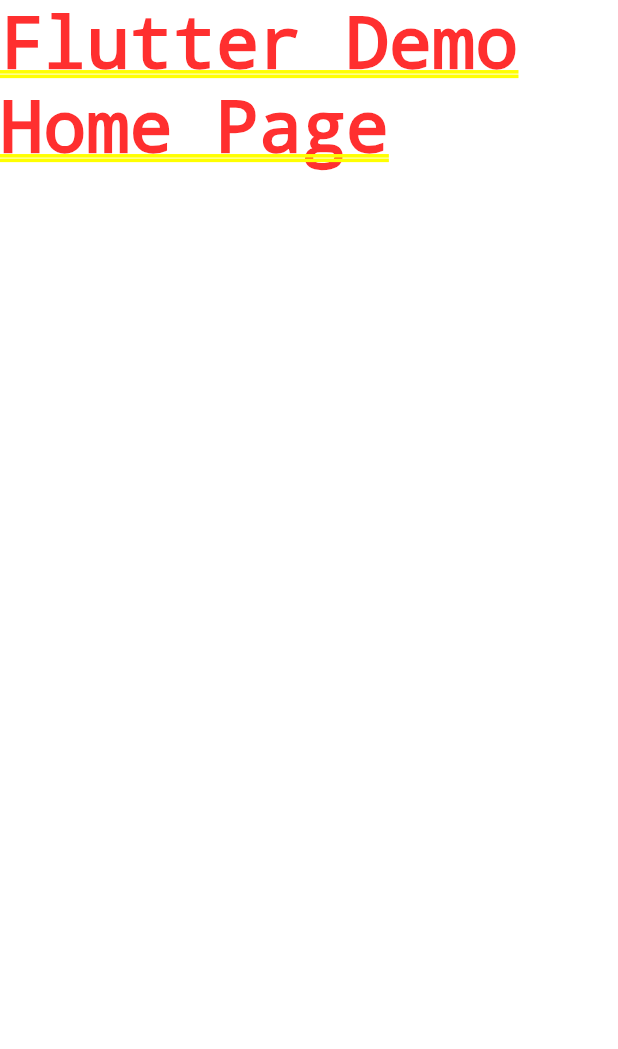
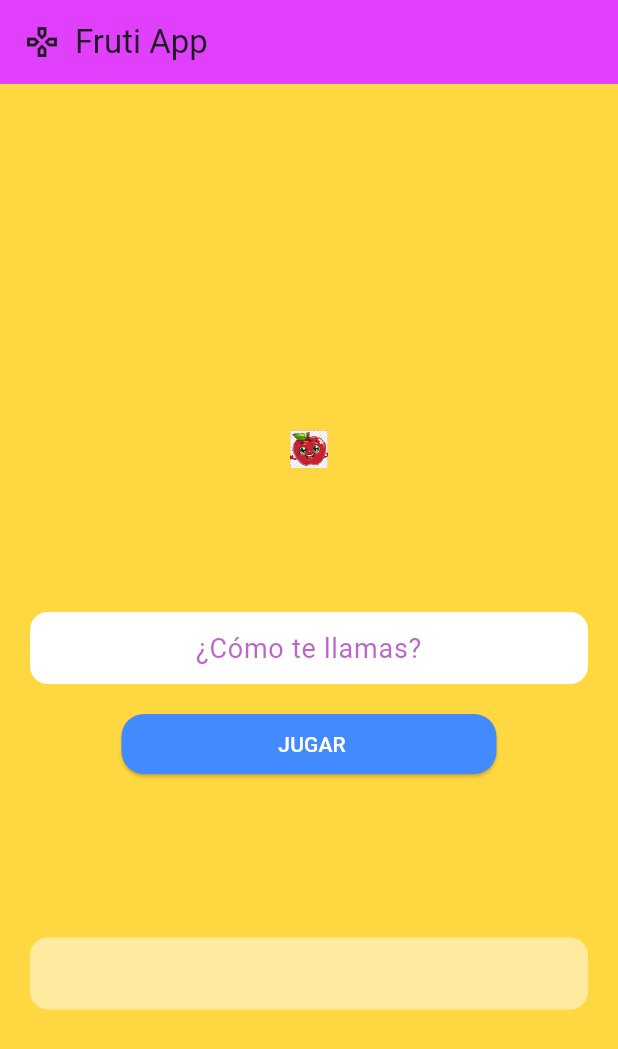
Before and after one commit to GrullonDev/FrutiApp, a Flutter app: the screen it shows after launch, on a phone screen of 412 x 824 dp. Shown: the top 1049 px of the screen. Run offline on Flutter 3.47's test engine with Material 3 defaults, Android fonts, the phone set to English and light mode, and no system bars; our stand-ins replace flutter_svg.

Commit message:
Improvements to the app home screen

```diff
--- a/lib/app.dart
+++ b/lib/app.dart
@@ -1,4 +1,7 @@
 import 'package:flutter/material.dart';
+import 'package:fruti_app/features/main/bloc/main_bloc.dart';
+import 'package:fruti_app/features/main/pages/main_page.dart';
+import 'package:provider/provider.dart';
 
 class MyApp extends StatelessWidget {
   const MyApp({super.key});
@@ -6,13 +9,21 @@ class MyApp extends StatelessWidget {
   // This widget is the root of your application.
   @override
   Widget build(BuildContext context) {
-    return MaterialApp(
-      title: 'Flutter Demo',
-      theme: ThemeData(
-        colorScheme: ColorScheme.fromSeed(seedColor: Colors.deepPurple),
-        useMaterial3: true,
+    return MultiProvider(
+      providers: [
+        ChangeNotifierProvider(
+          create: (context) => MainBloc(),
+        ),
+      ],
+      child: MaterialApp(
+        title: 'Flutter Demo',
+        debugShowCheckedModeBanner: false,
+        theme: ThemeData(
+          colorScheme: ColorScheme.fromSeed(seedColor: Colors.deepPurple),
+          useMaterial3: true,
+        ),
+        home: const MainPage(),
       ),
-      home: const Text('Flutter Demo Home Page'),
     );
   }
 }
--- /dev/null
+++ b/lib/features/main/bloc/main_bloc.dart
@@ -0,0 +1,23 @@
+import 'package:flutter/material.dart';
+import 'package:fruti_app/utils/base_model.dart';
+
+class MainBloc extends BaseModel {
+  MainBloc();
+
+  final formKey = GlobalKey<FormState>();
+  final nameController = TextEditingController();
+  final scoreController = TextEditingController();
+
+  void submitName() {
+    // Lógica cuando se presiona el botón de "Jugar"
+    final name = nameController.text;
+    // Realiza alguna acción con el nombre, por ejemplo, navega a una nueva pantalla
+    print('Nombre ingresado: $name');
+  }
+
+  @override
+  void dispose() {
+    nameController.dispose();
+    super.dispose();
+  }
+}
--- /dev/null
+++ b/lib/features/main/pages/main_layout.dart
@@ -0,0 +1,22 @@
+import 'package:flutter/material.dart';
+import 'package:fruti_app/features/main/widgets/main_form.dart';
+import 'package:fruti_app/utils/widgets/custom_appbar.dart';
+
+class MainLayout extends StatelessWidget {
+  const MainLayout({super.key});
+
+  @override
+  Widget build(BuildContext context) {
+    return const Scaffold(
+      appBar: CustomAppbar(
+        title: 'Fruti App',
+        icon: Icons.gamepad_outlined,
+      ),
+      backgroundColor: Colors.amberAccent,
+      body: Padding(
+        padding: EdgeInsets.all(20.0),
+        child: MainForm(),
+      ),
+    );
+  }
+}
--- /dev/null
+++ b/lib/features/main/pages/main_page.dart
@@ -0,0 +1,18 @@
+import 'package:flutter/material.dart';
+import 'package:fruti_app/features/main/bloc/main_bloc.dart';
+import 'package:fruti_app/features/main/pages/main_layout.dart';
+import 'package:fruti_app/utils/base_model_scaffold.dart';
+
+class MainPage extends StatelessWidget {
+  const MainPage({super.key});
+
+  @override
+  Widget build(BuildContext context) {
+    return BaseModelScaffold(
+      model: MainBloc(),
+      builder: (_, __) {
+        return const MainLayout();
+      },
+    );
+  }
+}
--- /dev/null
+++ b/lib/features/main/widgets/main_form.dart
@@ -0,0 +1,55 @@
+import 'package:flutter/material.dart';
+import 'package:fruti_app/features/main/bloc/main_bloc.dart';
+import 'package:fruti_app/features/main/widgets/score_form.dart';
+import 'package:fruti_app/utils/buttons/elevated_button.dart';
+import 'package:fruti_app/utils/messages_display.dart';
+import 'package:fruti_app/utils/widgets/Input/custom_input.dart';
+import 'package:fruti_app/utils/widgets/images/load_images_svg.dart';
+import 'package:provider/provider.dart';
+
+class MainForm extends StatelessWidget {
+  const MainForm({super.key});
+
+  @override
+  Widget build(BuildContext context) {
+    final bloc = context.read<MainBloc>();
+
+    return Column(
+      crossAxisAlignment: CrossAxisAlignment.center,
+      mainAxisAlignment: MainAxisAlignment.center,
+      children: [
+        const LoadSvgAsset(
+          'apple',
+          fit: BoxFit.contain,
+          height: 185,
+          width: 25,
+        ),
+        const SizedBox(height: 16.0),
+        CustomInput(
+          formKey: bloc.formKey,
+          nameController: bloc.nameController,
+          hintText: '¿Cómo te llamas?',
+          errorText: 'Por favor, introduce tu nombre',
+        ),
+        const SizedBox(height: 16.0),
+        AppElevatedButton(
+          onTap: () {
+            if (bloc.formKey.currentState?.validate() == true) {
+              bloc.submitName();
+            } else {
+              MessageDisplay.failure(
+                context,
+                'Por favor, introduce tu nombre',
+              );
+            }
+          },
+          title: 'JUGAR',
+        ),
+        const SizedBox(height: 105.0),
+        ScoreWidget(
+          scoreController: bloc.scoreController,
+        ),
+      ],
+    );
+  }
+}
--- /dev/null
+++ b/lib/features/main/widgets/score_form.dart
@@ -0,0 +1,35 @@
+import 'package:flutter/material.dart';
+
+class ScoreWidget extends StatelessWidget {
+  const ScoreWidget({
+    super.key,
+    required this.scoreController,
+  });
+
+  final TextEditingController scoreController;
+
+  @override
+  Widget build(BuildContext context) {
+    return Container(
+      padding: const EdgeInsets.symmetric(horizontal: 16.0),
+      decoration: BoxDecoration(
+        color: Colors.white.withOpacity(0.5),
+        borderRadius: BorderRadius.circular(12.0),
+      ),
+      child: TextFormField(
+        controller: scoreController,
+        textAlign: TextAlign.center,
+        style: const TextStyle(
+          fontSize: 18.0,
+          color: Colors.purple,
+        ),
+        decoration: InputDecoration(
+          hintStyle: TextStyle(
+            color: Colors.purple.withOpacity(0.7),
+          ),
+          border: InputBorder.none,
+        ),
+      ),
+    );
+  }
+}
--- /dev/null
+++ b/lib/utils/widgets/Input/custom_input.dart
@@ -0,0 +1,51 @@
+import 'package:flutter/material.dart';
+
+class CustomInput extends StatelessWidget {
+  const CustomInput({
+    super.key,
+    required this.formKey,
+    required this.nameController,
+    required this.hintText,
+    required this.errorText,
+  });
+
+  final Key formKey;
+  final TextEditingController nameController;
+  final String hintText;
+  final String errorText;
+
+  @override
+  Widget build(BuildContext context) {
+    return Container(
+      padding: const EdgeInsets.symmetric(horizontal: 16.0),
+      decoration: BoxDecoration(
+        color: Colors.white,
+        borderRadius: BorderRadius.circular(12.0),
+      ),
+      child: Form(
+        key: formKey,
+        child: TextFormField(
+          controller: nameController,
+          textAlign: TextAlign.center,
+          style: const TextStyle(
+            fontSize: 18.0,
+            color: Colors.purple,
+          ),
+          decoration: InputDecoration(
+            hintText: hintText,
+            hintStyle: TextStyle(
+              color: Colors.purple.withOpacity(0.7),
+            ),
+            border: InputBorder.none,
+          ),
+          validator: (value) {
+            if (value == null || value.isEmpty) {
+              return errorText;
+            }
+            return null;
+          },
+        ),
+      ),
+    );
+  }
+}
--- /dev/null
+++ b/lib/utils/widgets/custom_appbar.dart
@@ -0,0 +1,31 @@
+import 'package:flutter/material.dart';
+
+class CustomAppbar extends StatelessWidget implements PreferredSizeWidget {
+  const CustomAppbar({
+    super.key,
+    this.onBack,
+    required this.title,
+    required this.icon,
+  });
+
+  final Widget? onBack;
+  final String title;
+  final IconData icon;
+
+  @override
+  Widget build(BuildContext context) {
+    return AppBar(
+        leading: onBack,
+        title: Row(
+          children: [
+            Icon(icon),
+            const SizedBox(width: 10),
+            Text(title),
+          ],
+        ),
+        backgroundColor: Colors.purpleAccent);
+  }
+
+  @override
+  Size get preferredSize => const Size.fromHeight(kToolbarHeight);
+}
--- /dev/null
+++ b/lib/utils/widgets/images/load_images_svg.dart
@@ -0,0 +1,37 @@
+import 'package:flutter/material.dart';
+
+import 'package:flutter_svg/svg.dart';
+
+class LoadSvgAsset extends StatelessWidget {
+  const LoadSvgAsset(
+    this.path, {
+    super.key,
+    this.width,
+    this.height,
+    this.fit = BoxFit.contain,
+    this.color,
+    this.package,
+  });
+
+  final String path;
+  final double? width;
+  final double? height;
+  final BoxFit fit;
+
+  final Color? color;
+  final String? package;
+
+  @override
+  Widget build(BuildContext context) {
+    return SvgPicture.asset(
+      'assets/$path.svg',
+      width: width,
+      height: height,
+      placeholderBuilder: (_) => const CircularProgressIndicator(),
+      fit: fit,
+      package: package,
+      colorFilter:
+          (color != null) ? ColorFilter.mode(color!, BlendMode.srcIn) : null,
+    );
+  }
+}
--- a/pubspec.yaml
+++ b/pubspec.yaml
@@ -36,6 +36,8 @@ dependencies:
   # Use with the CupertinoIcons class for iOS style icons.
   cupertino_icons: ^1.0.8
   provider: ^6.1.2
+  flutter_svg: ^2.0.10+1
+  cached_network_image: ^3.4.1
 
 dev_dependencies:
   flutter_test:
@@ -60,8 +62,8 @@ flutter:
   uses-material-design: true
 
   # To add assets to your application, add an assets section, like this:
-  # assets:
-  #   - images/a_dot_burr.jpeg
+  assets:
+    - assets/
   #   - images/a_dot_ham.jpeg
 
   # An image asset can refer to one or more resolution-specific "variants", see
```
Also changed, not shown: lib/features/home/pages/home_layout.dart (added, +10 -0 lines), lib/features/home/pages/home_page.dart (added, +11 -0 lines), lib/utils/messages_display.dart (added, +82 -0 lines), assets/apple.svg (added), 11 other files.
